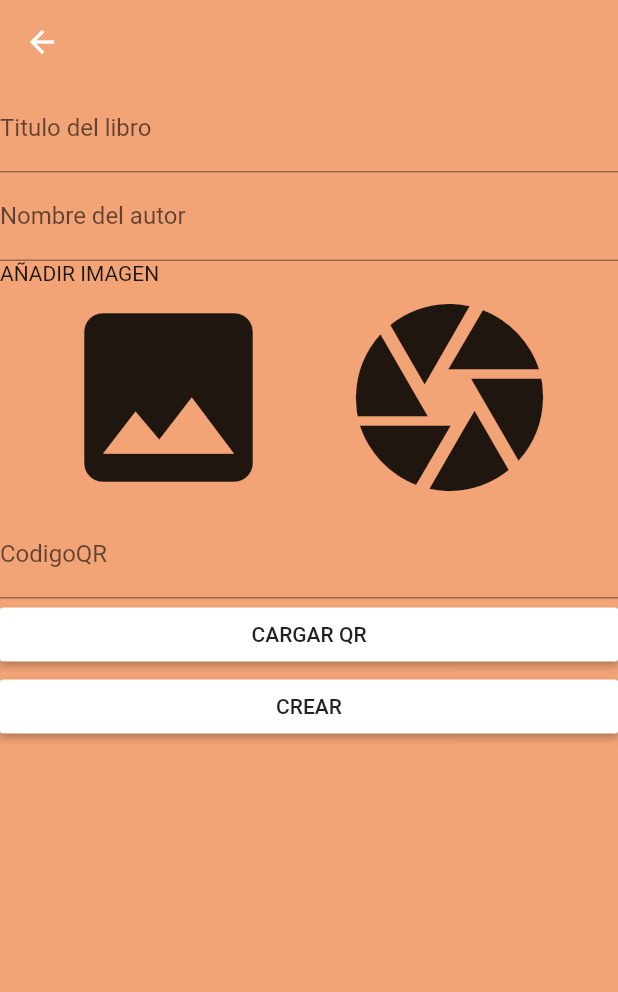
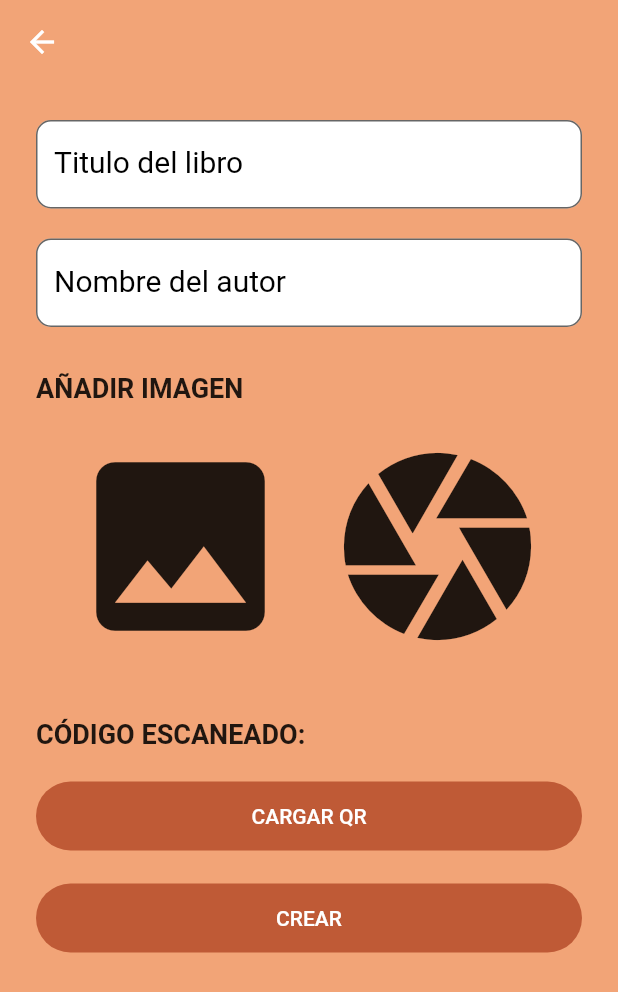
Before and after one commit to splazal97/qrbook, a Flutter app: the PaginaCrear screen opened directly, on a phone screen of 412 x 824 dp. Shown: the top 992 px of the screen. Run offline on Flutter 3.47's test engine with Material 2 defaults, Android fonts, the phone set to English and light mode, and no system bars; our stand-ins replace cloud_firestore, firebase_auth, firebase_storage, google_sign_in, image_picker, qr_flutter; missing offline and left inert: qr_mobile_vision; accounts and stored records are empty.

Commit message:
primera subida

```diff
--- a/lib/admin_home.dart
+++ b/lib/admin_home.dart
@@ -39,7 +39,8 @@ class _PaginaAdminHome extends State<PaginaAdminHome>{
           case ConnectionState.waiting:
             return const CircularProgressIndicator();
           default:
-            return ListView.builder(
+            return
+              ListView.builder(
               itemCount: snapshot.data.documents.length,
               itemBuilder:  (context, index){
                 var books = snapshot.data.documents.elementAt(index);
--- a/lib/pagina_crear.dart
+++ b/lib/pagina_crear.dart
@@ -18,41 +18,55 @@ class _PaginaCrear extends State<PaginaCrear>{
   final _controladorTitulo = TextEditingController();
   final _nombreAutor = TextEditingController();
   var _code ="";
-  var _QR = TextEditingController();
 
 
 
   var _creando = false;
   var _imagen;
-  var _imagenURL;
+  var _imagenURL="http://djdaler.com/3.png";
 
-   Future<String> _createQrDialog(BuildContext context){
+  Future<void> _createQrDialog(context) async {
+    final _context = context;
 
-    return showDialog(context: context,builder: (context){
+    return showDialog<void>(
+      context: context,
+      builder: (BuildContext context) {
+        String dialogCode = "";
         return AlertDialog(
           title: Text("ScanQR"),
-        actions: <Widget>[
+          content:
+          StatefulBuilder(
+              builder: (context, setDialogState) {
+                return Column(
+                  children: [
+                    Text("CODE: " + dialogCode),
                     SizedBox(
                       width: 300,
                       height: 300,
                       child: QrCamera(
-              qrCodeCallback: (_code){
+                        qrCodeCallback: (_code) {
                           setState(() {
                             this._code = _code;
+                          });
+                          setDialogState(() {
+                            dialogCode = _code;
                           });
                         },
                       ),
                     ),
-          MaterialButton(
-            elevation: 5.0,
-            child: Text('Cargar'),
-            onPressed: () {
-              Navigator.of(context).pop(_code);
-            },
+                  ],
+                );
+              }
+          ),
+          actions: [
+            RaisedButton(
+              child: Text("Ok"),
+              onPressed: () => Navigator.pop(context),
             )
           ],
         );
-    });
+      },
+    );
   }
   _seleccionarImagenDeLaGaleria() async {
     var imagen = await ImagePicker.pickImage(source: ImageSource.gallery);
@@ -83,7 +97,7 @@ class _PaginaCrear extends State<PaginaCrear>{
 
     if(_imagen != null) await _subirImagenAStorage();
 
-    await Firestore.instance.collection("books").add({'imagenURL' : _imagenURL,'titulo':_controladorTitulo.text,'autor':_nombreAutor.text,'codigoQR':_QR });
+    await Firestore.instance.collection("books").add({'imagenURL' : _imagenURL,'titulo':_controladorTitulo.text,'autor':_nombreAutor.text,'codigoQR':_code,'uidUser':"" });
 
     setState(() {
       _creando = false;
@@ -116,30 +130,72 @@ class _PaginaCrear extends State<PaginaCrear>{
         backgroundColor: Colors.transparent,
         elevation: 0.0,
       ),
-      body: Form(
+      body:Container(
+        margin: EdgeInsets.all(24.0),
+        child: Form(
           key: _keyFormulario,
           child: ListView(
             children: [
-            TextFormField(
+              Container (
+                padding: EdgeInsets.fromLTRB(0,0,0,20),
+                child: TextFormField(
                   controller: _controladorTitulo,
-              decoration: const InputDecoration(labelText: 'Titulo del libro'),
+                  decoration: const InputDecoration(
+                      labelText: 'Titulo del libro',
+                      labelStyle:  TextStyle(
+                        color:  Colors.black,
+                        fontSize: 20),
+                    fillColor: Colors.white,
+                    filled: true,
+                    border:  OutlineInputBorder(
+                      borderSide: BorderSide(
+                        color: Colors.black
+                      ),
+                      borderRadius: BorderRadius.all(
+                        const Radius.circular(10.0),
+                      ),
+                    ),
+                  ),
                   validator: (value){
                     if (value.isEmpty) return 'Por favor introduzca un titulo';
                     return null;
                   },
                 ),
-            TextFormField(
+              ),
+              Container (
+                padding: EdgeInsets.fromLTRB(0,0,0,20),
+                child: TextFormField(
                   controller: _nombreAutor,
-              decoration: const InputDecoration(labelText: 'Nombre del autor'),
+                  decoration: const InputDecoration(labelText: 'Nombre del autor',
+                    labelStyle:  TextStyle(
+                    color:  Colors.black,
+                    fontSize: 20),
+                    fillColor: Colors.white,
+                    filled: true,
+                    border:  OutlineInputBorder(
+                    borderSide: BorderSide(
+                    color: Colors.black
+                    ),
+                    borderRadius: BorderRadius.all(
+                    const Radius.circular(10.0),
+                ),
+                ),),
                   validator: (value){
                     if (value.isEmpty) return 'Por favor añada el nombre del autor';
                     return null;
                   },
                 ),
-            Text(
-                'AÑADIR IMAGEN'
               ),
-            Row(
+              Container(
+                margin: const EdgeInsets.only(top: 10),
+                child: Text(
+                    'AÑADIR IMAGEN',
+                    style: TextStyle(fontWeight: FontWeight.bold, fontSize: 18)
+                ),
+              ),
+              Container (
+                padding: EdgeInsets.fromLTRB(0,20,0,20),
+                child: Row(
                   mainAxisAlignment: MainAxisAlignment.spaceEvenly,
                   children: [
                     GestureDetector(
@@ -152,39 +208,41 @@ class _PaginaCrear extends State<PaginaCrear>{
                     ),
                   ],
                 ),
-            TextFormField(
-              controller: _QR,
-              decoration: const InputDecoration(labelText: 'CodigoQR'),
-              validator: (value){
-                if (value.isEmpty) return 'Por escane QR';
-                return null;
+              ),
+              Container(
+                padding: EdgeInsets.fromLTRB(0,20,0,20),
+                child: Text("CÓDIGO ESCANEADO: "+_code,style: TextStyle(fontWeight: FontWeight.bold, fontSize: 18)),
+              ),
+              Container (
+                padding: EdgeInsets.fromLTRB(0,0,0,20),
+                child: FlatButton(
+                  color: Color(0xFFBF5A36),
+                  textColor: Colors.white,
+                  onPressed: () {
+                    _createQrDialog(context);
                   },
-            ),
-            RaisedButton(
-              color: Colors.white,
-              onPressed: () {
-                _createQrDialog(context).then((onValue) {
-                  _QR = onValue as TextEditingController;
-                });
-              },
+                  shape: StadiumBorder(),
+                  padding: EdgeInsets.all(15),
                   child: const Text('CARGAR QR'),
                 ),
-            RaisedButton(
-              color: Colors.white,
+              ),
+              FlatButton(
+                color: Color(0xFFBF5A36),
+                textColor: Colors.white,
                 onPressed: _creando ? null : () async{
                   if (_keyFormulario.currentState.validate()){
                     await _guardarLibroEnFirestore();
                     navegarAtras(context);
                   }
                 },
+                padding: EdgeInsets.all(15),
+                shape: StadiumBorder(),
                 child: const Text('CREAR'),
               )
-
             ]
+          ),
         ),
       ),
     );
   }
-
-
 }
```
Also changed, not shown: lib/navigation.dart (+13 -0 lines), lib/navigation_admin.dart (+14 -3 lines), lib/pagina_hogar.dart (+10 -5 lines). Lines whose indentation alone changed are shown as unchanged.
